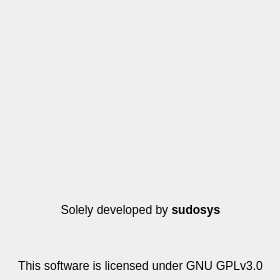
Old version of the form src/gui/about_window/aboutwindow.ui in the repository sudosys/matchmatch-game.
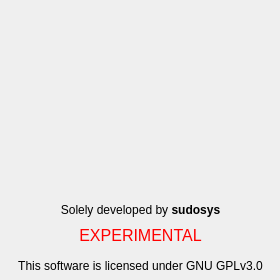
New version of the form. Icons and pictures are not drawn.

The edit to the form file:
```diff
--- a/src/gui/about_window/aboutwindow.ui
+++ b/src/gui/about_window/aboutwindow.ui
@@ -114,6 +114,25 @@
     <set>Qt::AlignCenter</set>
    </property>
   </widget>
+  <widget class="QLabel" name="experimental">
+   <property name="enabled">
+    <bool>true</bool>
+   </property>
+   <property name="geometry">
+    <rect>
+     <x>60</x>
+     <y>220</y>
+     <width>161</width>
+     <height>31</height>
+    </rect>
+   </property>
+   <property name="text">
+    <string>&lt;html&gt;&lt;head/&gt;&lt;body&gt;&lt;p&gt;&lt;span style=&quot; font-size:12pt; color:#ff0000;&quot;&gt;EXPERIMENTAL&lt;/span&gt;&lt;/p&gt;&lt;/body&gt;&lt;/html&gt;</string>
+   </property>
+   <property name="alignment">
+    <set>Qt::AlignCenter</set>
+   </property>
+  </widget>
  </widget>
  <resources>
   <include location="../../resources.qrc"/>
```
